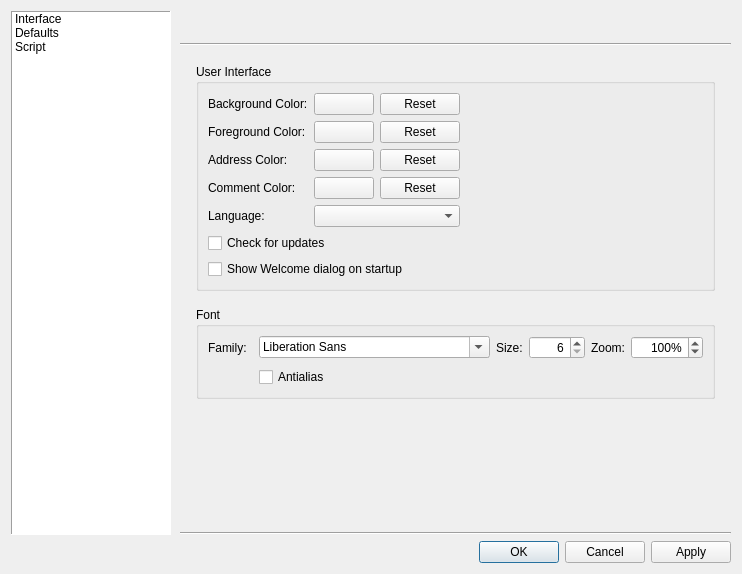
This is src/dialogs/dialogpreferences.ui in sanny32/OpenModSim as Qt 5 draws it before an edit. The edited form follows.
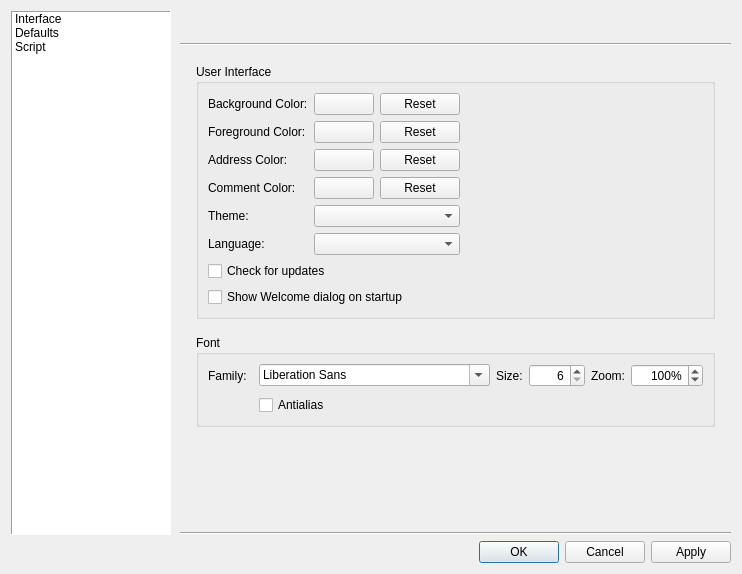
This is the edited form. Custom widgets are drawn as their Qt base class.

```diff
--- a/src/dialogs/dialogpreferences.ui
+++ b/src/dialogs/dialogpreferences.ui
@@ -184,6 +184,16 @@
                  </widget>
                 </item>
                 <item row="4" column="0">
+                  <widget class="QLabel" name="labelTheme">
+                   <property name="text">
+                    <string>Theme:</string>
+                   </property>
+                  </widget>
+                 </item>
+                 <item row="4" column="1" colspan="2">
+                  <widget class="QComboBox" name="comboBoxThemeMode"/>
+                 </item>
+                 <item row="5" column="0">
                  <widget class="QLabel" name="labelLanguage">
                   <property name="text">
                    <string>Language:</string>
@@ -204,7 +214,7 @@
                   </property>
                  </widget>
                 </item>
-                <item row="5" column="0" colspan="2">
+                 <item row="6" column="0" colspan="2">
                  <widget class="QCheckBox" name="checkBoxCheckForUpdates">
                   <property name="text">
                    <string>Check for updates</string>
@@ -218,7 +228,7 @@
                   </property>
                  </widget>
                 </item>
-                <item row="6" column="0" colspan="3">
+                 <item row="7" column="0" colspan="3">
                  <widget class="QCheckBox" name="checkBoxShowWelcomeDialog">
                   <property name="text">
                    <string>Show Welcome dialog on startup</string>
@@ -285,7 +295,7 @@
                   </property>
                  </widget>
                 </item>
-                <item row="4" column="1" colspan="2">
+                 <item row="5" column="1" colspan="2">
                  <widget class="QComboBox" name="comboBoxLanguage"/>
                 </item>
                 <item row="3" column="3">
```
Lines whose indentation alone changed are shown as unchanged.
